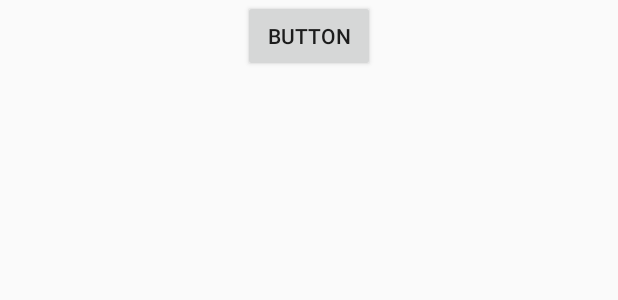
After one commit to Drakeland/GiG, an Android app: the layout music_player_layout.xml on its own in the app's theme, with its tools: preview values and no code run, on a phone screen of 412 x 824 dp. The commit adds this screen. Shown: the top 300 px of the screen. Run offline under Robolectric (Android 15) with nearby library versions, the phone set to English and light mode, and no system bars.

Commit message:
added music frag and it works

```diff
--- a/app/src/main/java/edu/ucsc/giggle/gig/MusicUploadActivity.java
+++ b/app/src/main/java/edu/ucsc/giggle/gig/MusicUploadActivity.java
@@ -78,7 +78,7 @@ public class MusicUploadActivity extends ListActivity {
         mProgress = new ProgressDialog(this);
 
         mStorage = FirebaseStorage.getInstance().getReference();
-        mDatabase = FirebaseDatabase.getInstance().getReference().child("profile_page");
+        mDatabase = FirebaseDatabase.getInstance().getReference().child("SongList");
 
         submitBtn = (Button) findViewById(R.id.submit_btn);
         submitBtn.setOnClickListener(new View.OnClickListener() {
--- /dev/null
+++ b/app/src/main/res/layout/music_player_layout.xml
@@ -0,0 +1,33 @@
+<?xml version="1.0" encoding="utf-8"?>
+<android.support.design.widget.CoordinatorLayout
+    android:id="@+id/main_content"
+    xmlns:android="http://schemas.android.com/apk/res/android"
+    xmlns:app="http://schemas.android.com/apk/res-auto"
+    android:layout_width="match_parent"
+    android:layout_height="match_parent">
+
+    <android.support.v7.widget.RecyclerView
+        android:id="@+id/recyclerView"
+        android:layout_width="match_parent"
+        android:layout_height="0dp"
+        android:fitsSystemWindows="true"
+        app:layout_behavior="@string/appbar_scrolling_view_behavior" />
+
+    <LinearLayout
+        android:orientation="vertical"
+        android:layout_width="match_parent"
+        android:layout_height="match_parent"
+        android:weightSum="1">
+
+        <Button
+            android:text="Button"
+            android:layout_width="wrap_content"
+            android:layout_height="wrap_content"
+            android:id="@+id/play"
+            app:layout_anchorGravity="center_vertical|center_horizontal"
+            android:layout_gravity="center_vertical|center_horizontal" />
+
+    </LinearLayout>
+
+
+</android.support.design.widget.CoordinatorLayout>
```
Also changed, not shown: app/src/main/java/edu/ucsc/giggle/gig/MusicFragment.java (+21 -10 lines), app/src/main/java/edu/ucsc/giggle/gig/Song.java (added, +21 -0 lines), app/src/main/java/edu/ucsc/giggle/gig/SongFragment.java (added, +151 -0 lines), 1 other file.
